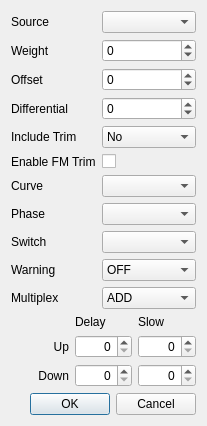
roberto1903/companion9x, file src/mixerdialog.ui: the form before one commit.
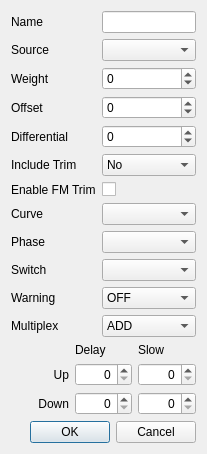
The form after the commit. Icons and pictures are not drawn.

Commit message: expo/mixer name in modeledit for arm board

What changed in the file:
```diff
--- a/src/mixerdialog.ui
+++ b/src/mixerdialog.ui
@@ -7,7 +7,7 @@
     <x>0</x>
     <y>0</y>
     <width>207</width>
-    <height>403</height>
+    <height>429</height>
    </rect>
   </property>
   <property name="sizePolicy">
@@ -29,28 +29,28 @@
      <property name="fieldGrowthPolicy">
       <enum>QFormLayout::AllNonFixedFieldsGrow</enum>
      </property>
-     <item row="0" column="0">
+     <item row="1" column="0">
       <widget class="QLabel" name="label_2">
        <property name="text">
         <string>Source</string>
        </property>
       </widget>
      </item>
-     <item row="0" column="1">
+     <item row="1" column="1">
       <widget class="QComboBox" name="sourceCB">
        <property name="whatsThis">
         <string>The source for the mixer</string>
        </property>
       </widget>
      </item>
-     <item row="1" column="0">
+     <item row="2" column="0">
       <widget class="QLabel" name="label_3">
        <property name="text">
         <string>Weight</string>
        </property>
       </widget>
      </item>
-     <item row="1" column="1">
+     <item row="2" column="1">
       <widget class="QSpinBox" name="weightSB">
        <property name="whatsThis">
         <string>The value of the mixer is multiplied by this value and divided by 100.</string>
@@ -66,14 +66,14 @@
        </property>
       </widget>
      </item>
-     <item row="3" column="0">
+     <item row="4" column="0">
       <widget class="QLabel" name="label_4">
        <property name="text">
         <string>Offset</string>
        </property>
       </widget>
      </item>
-     <item row="3" column="1">
+     <item row="4" column="1">
       <widget class="QSpinBox" name="offsetSB">
        <property name="whatsThis">
         <string>&lt;!DOCTYPE HTML PUBLIC &quot;-//W3C//DTD HTML 4.0//EN&quot; &quot;http://www.w3.org/TR/REC-html40/strict.dtd&quot;&gt;
@@ -93,14 +93,14 @@
        </property>
       </widget>
      </item>
-     <item row="5" column="0">
+     <item row="6" column="0">
       <widget class="QLabel" name="label_5">
        <property name="text">
         <string>Include Trim</string>
        </property>
       </widget>
      </item>
-     <item row="5" column="1">
+     <item row="6" column="1">
       <widget class="QComboBox" name="trimCB">
        <item>
         <property name="text">
@@ -114,14 +114,14 @@
        </item>
       </widget>
      </item>
-     <item row="6" column="0">
+     <item row="7" column="0">
       <widget class="QLabel" name="label_FMtrim">
        <property name="text">
         <string>Enable FM Trim</string>
        </property>
       </widget>
      </item>
-     <item row="6" column="1">
+     <item row="7" column="1">
       <widget class="QCheckBox" name="FMtrimChkB">
        <property name="sizePolicy">
         <sizepolicy hsizetype="Minimum" vsizetype="Minimum">
@@ -131,28 +131,28 @@
        </property>
       </widget>
      </item>
-     <item row="7" column="0">
+     <item row="8" column="0">
       <widget class="QLabel" name="label_6">
        <property name="text">
         <string>Curve</string>
        </property>
       </widget>
      </item>
-     <item row="7" column="1">
+     <item row="8" column="1">
       <widget class="QComboBox" name="curvesCB">
        <property name="whatsThis">
         <string>The curve used by the mix</string>
        </property>
       </widget>
      </item>
-     <item row="8" column="0">
+     <item row="9" column="0">
       <widget class="QLabel" name="label_10">
        <property name="text">
         <string>Phase</string>
        </property>
       </widget>
      </item>
-     <item row="8" column="1">
+     <item row="9" column="1">
       <widget class="QComboBox" name="phasesCB">
        <property name="whatsThis">
         <string>Switch used by the mix.
@@ -160,14 +160,14 @@
        </property>
       </widget>
      </item>
-     <item row="9" column="0">
+     <item row="10" column="0">
       <widget class="QLabel" name="label_7">
        <property name="text">
         <string>Switch</string>
        </property>
       </widget>
      </item>
-     <item row="9" column="1">
+     <item row="10" column="1">
       <widget class="QComboBox" name="switchesCB">
        <property name="whatsThis">
         <string>Switch used by the mix.
@@ -175,14 +175,14 @@
        </property>
       </widget>
      </item>
-     <item row="10" column="0">
+     <item row="11" column="0">
       <widget class="QLabel" name="label_8">
        <property name="text">
         <string>Warning</string>
        </property>
       </widget>
      </item>
-     <item row="10" column="1">
+     <item row="11" column="1">
       <widget class="QComboBox" name="warningCB">
        <property name="whatsThis">
         <string>Mixer warning.
@@ -210,14 +210,14 @@
        </item>
       </widget>
      </item>
-     <item row="11" column="0">
+     <item row="12" column="0">
       <widget class="QLabel" name="label_9">
        <property name="text">
         <string>Multiplex</string>
        </property>
       </widget>
      </item>
-     <item row="11" column="1">
+     <item row="12" column="1">
       <widget class="QComboBox" name="mltpxCB">
        <property name="whatsThis">
         <string>Multiplexer
@@ -245,14 +245,14 @@
        </item>
       </widget>
      </item>
-     <item row="4" column="0">
+     <item row="5" column="0">
       <widget class="QLabel" name="DiffMIXlabel">
        <property name="text">
         <string>Differential</string>
        </property>
       </widget>
      </item>
-     <item row="4" column="1">
+     <item row="5" column="1">
       <widget class="QSpinBox" name="DiffMixSB">
        <property name="minimum">
         <number>-100</number>
@@ -265,6 +265,20 @@
        </property>
       </widget>
      </item>
+     <item row="0" column="0">
+      <widget class="QLabel" name="label_name">
+       <property name="text">
+        <string>Name</string>
+       </property>
+      </widget>
+     </item>
+     <item row="0" column="1">
+      <widget class="QLineEdit" name="mixerName">
+       <property name="maxLength">
+        <number>5</number>
+       </property>
+      </widget>
+     </item>
     </layout>
    </item>
    <item row="1" column="0">
```
The commit also changes 6 other files.
